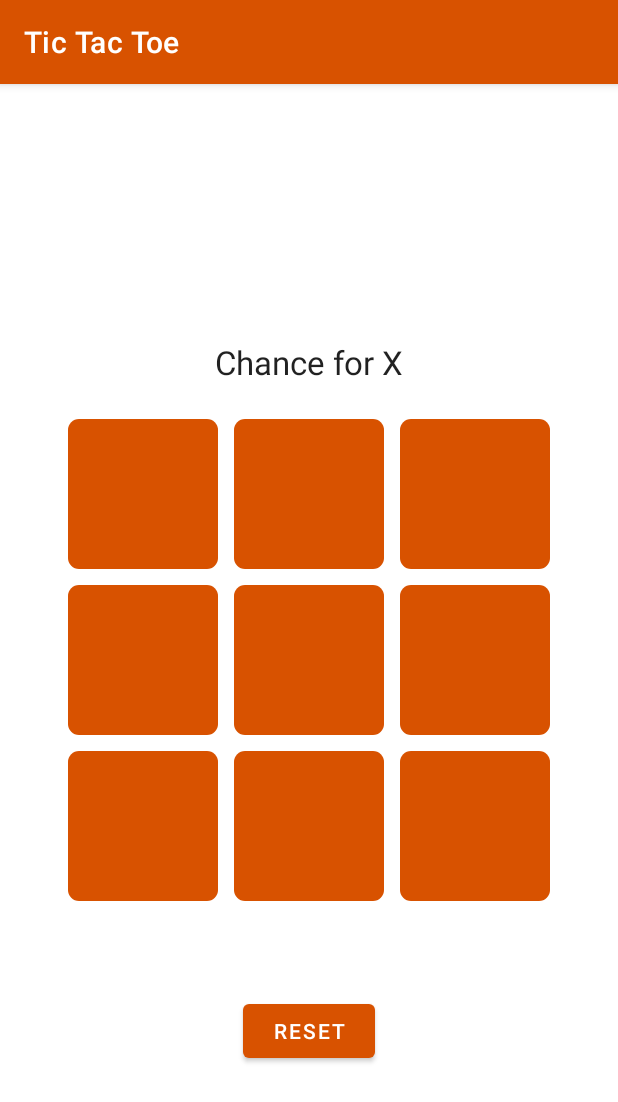
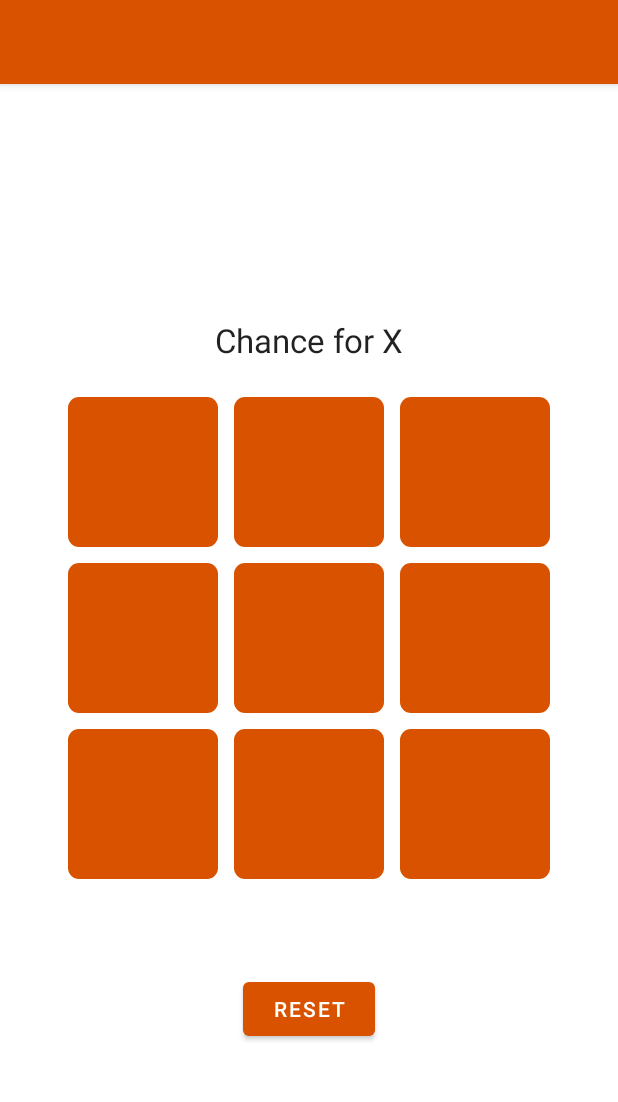
Before and after one commit to rajat-jkg/Tic-Tac-Toe-android, an Android app: the Game screen opened directly, with no data from a screen before it, on a phone screen of 412 x 824 dp. Shown: the top 1102 px of the screen. Run offline under Robolectric (Android 15) with nearby library versions, the phone set to English and light mode, and no system bars; Roboto replaces fonts that are not available here.

Commit message:
UI Updated

```diff
--- a/app/src/main/AndroidManifest.xml
+++ b/app/src/main/AndroidManifest.xml
@@ -13,7 +13,8 @@
         tools:targetApi="31">
         <activity
             android:name=".Game"
-            android:exported="false" />
+            android:exported="false"
+            android:label=""/>
         <activity
             android:name=".MainActivity"
             android:exported="true">
--- a/app/src/main/res/layout/activity_game.xml
+++ b/app/src/main/res/layout/activity_game.xml
@@ -23,6 +23,7 @@
         android:id="@+id/linearLayout2"
         android:layout_width="wrap_content"
         android:layout_height="wrap_content"
+        android:layout_marginBottom="30dp"
         android:orientation="vertical"
         app:layout_constraintBottom_toBottomOf="parent"
         app:layout_constraintEnd_toEndOf="parent"
@@ -249,6 +250,7 @@
         android:layout_marginTop="10dp"
         android:onClick="reset"
         android:text="Reset"
+        android:textColor="#FFFFFF"
         app:layout_constraintEnd_toEndOf="parent"
         app:layout_constraintStart_toStartOf="parent"
         app:layout_constraintTop_toBottomOf="@+id/Result"
--- a/app/src/main/res/layout/activity_main.xml
+++ b/app/src/main/res/layout/activity_main.xml
@@ -25,7 +25,6 @@
             android:fontFamily="@font/ruda"
             android:text="Tic Tac Toe"
             android:textAlignment="center"
-            android:textAppearance="@style/TextAppearance.AppCompat.Large"
             android:textSize="34sp"
             app:flow_horizontalAlign="center"
             app:flow_verticalAlign="center" />
@@ -50,6 +49,7 @@
         android:layout_marginTop="15dp"
         android:onClick="start"
         android:text="Start"
+        android:textColor="#FFFFFF"
         app:layout_constraintEnd_toEndOf="parent"
         app:layout_constraintStart_toStartOf="parent"
         app:layout_constraintTop_toBottomOf="@+id/linearLayout"
--- a/app/src/main/res/values-night/themes.xml
+++ b/app/src/main/res/values-night/themes.xml
@@ -2,8 +2,8 @@
     <!-- Base application theme. -->
     <style name="Theme.TicTacToe" parent="Theme.MaterialComponents.DayNight.DarkActionBar">
         <!-- Primary brand color. -->
-        <item name="colorPrimary">@color/purple_200</item>
-        <item name="colorPrimaryVariant">@color/purple_700</item>
+        <item name="colorPrimary">#D85200</item>
+        <item name="colorPrimaryVariant">#D85200</item>
         <item name="colorOnPrimary">@color/black</item>
         <!-- Secondary brand color. -->
         <item name="colorSecondary">@color/teal_200</item>
```
Also changed, not shown: 1 other file.
